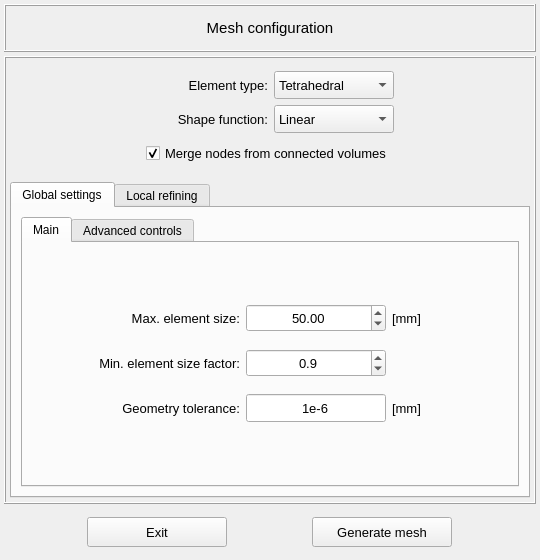
MOPT-UFSC/VIBRA, file vibra/interface/data/ui_files/mesh/mesher_setup.ui: the form before one commit.
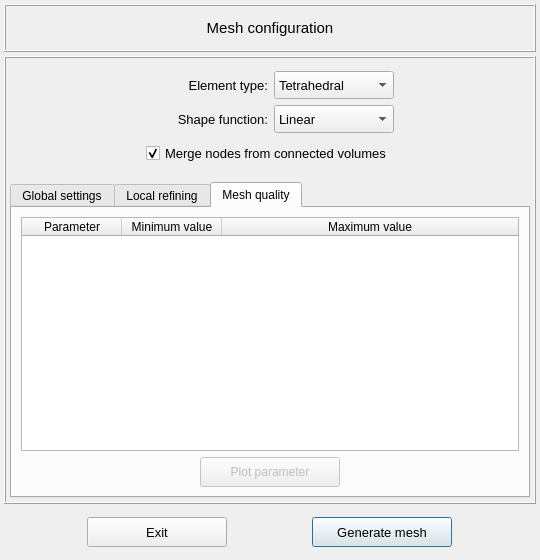
The form after the commit. The open tabs and pages were chosen to show the change.

Commit message: Adds mesh quality control tab to mesher setup

Diff of the .ui file:
```diff
--- a/vibra/interface/data/ui_files/mesh/mesher_setup.ui
+++ b/vibra/interface/data/ui_files/mesh/mesher_setup.ui
@@ -261,6 +261,9 @@
           <pointsize>9</pointsize>
          </font>
         </property>
+        <property name="tabShape">
+         <enum>QTabWidget::Rounded</enum>
+        </property>
         <property name="currentIndex">
          <number>0</number>
         </property>
@@ -1339,6 +1342,81 @@
           </item>
          </layout>
         </widget>
+        <widget class="QWidget" name="tab_5">
+         <attribute name="title">
+          <string>Mesh quality</string>
+         </attribute>
+         <layout class="QVBoxLayout" name="verticalLayout">
+          <item>
+           <widget class="QTableWidget" name="tableWidget_mesh_quality">
+            <property name="maximumSize">
+             <size>
+              <width>654654</width>
+              <height>16777215</height>
+             </size>
+            </property>
+            <attribute name="horizontalHeaderStretchLastSection">
+             <bool>true</bool>
+            </attribute>
+            <attribute name="verticalHeaderVisible">
+             <bool>false</bool>
+            </attribute>
+            <attribute name="verticalHeaderStretchLastSection">
+             <bool>false</bool>
+            </attribute>
+            <column>
+             <property name="text">
+              <string>Parameter</string>
+             </property>
+             <property name="textAlignment">
+              <set>AlignCenter</set>
+             </property>
+            </column>
+            <column>
+             <property name="text">
+              <string>Minimum value</string>
+             </property>
+             <property name="textAlignment">
+              <set>AlignCenter</set>
+             </property>
+            </column>
+            <column>
+             <property name="text">
+              <string>Maximum value</string>
+             </property>
+             <property name="textAlignment">
+              <set>AlignCenter</set>
+             </property>
+            </column>
+           </widget>
+          </item>
+          <item alignment="Qt::AlignHCenter">
+           <widget class="QPushButton" name="pushButton">
+            <property name="enabled">
+             <bool>false</bool>
+            </property>
+            <property name="minimumSize">
+             <size>
+              <width>140</width>
+              <height>30</height>
+             </size>
+            </property>
+            <property name="maximumSize">
+             <size>
+              <width>140</width>
+              <height>16777215</height>
+             </size>
+            </property>
+            <property name="text">
+             <string>Plot parameter</string>
+            </property>
+            <property name="autoDefault">
+             <bool>false</bool>
+            </property>
+           </widget>
+          </item>
+         </layout>
+        </widget>
        </widget>
       </item>
      </layout>
@@ -1460,7 +1538,7 @@
          <string>Generate mesh</string>
         </property>
         <property name="autoDefault">
-         <bool>false</bool>
+         <bool>true</bool>
         </property>
         <property name="default">
          <bool>false</bool>
```
Left out of the diff: 227 changed lines with no effect on the pictures. The commit also changes 4 other files.
